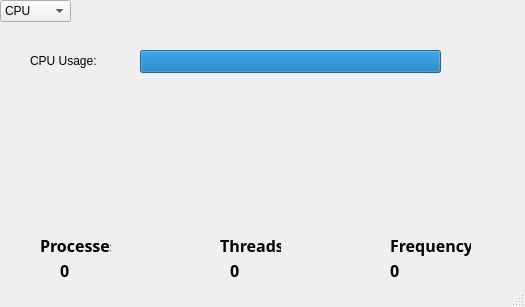
Above: mainwindow.ui from lucassmoro/cpu-monitoring before the change. Below: the same form after it.
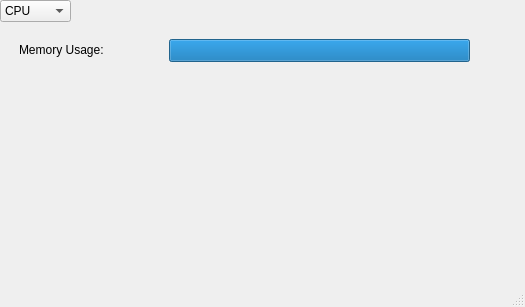
That is the form after the change. The open tabs and pages were chosen to show the change.

Commit message: feat: added QStackedWidget integrated with combobox. need to add graphics and memory, disk and gpu data

What changed in the file:
```diff
--- a/mainwindow.ui
+++ b/mainwindow.ui
@@ -14,66 +14,6 @@
    <string>MainWindow</string>
   </property>
   <widget class="QWidget" name="centralwidget">
-   <widget class="QLabel" name="cpu_label">
-    <property name="geometry">
-     <rect>
-      <x>30</x>
-      <y>40</y>
-      <width>101</width>
-      <height>41</height>
-     </rect>
-    </property>
-    <property name="styleSheet">
-     <string notr="true">font: 700 14pt &quot;Yu Gothic UI Semibold&quot;;</string>
-    </property>
-    <property name="text">
-     <string>CPU Usage:</string>
-    </property>
-   </widget>
-   <widget class="QProgressBar" name="cpu_progressbar">
-    <property name="enabled">
-     <bool>true</bool>
-    </property>
-    <property name="geometry">
-     <rect>
-      <x>140</x>
-      <y>50</y>
-      <width>301</width>
-      <height>23</height>
-     </rect>
-    </property>
-    <property name="styleSheet">
-     <string notr="true">QProgressBar::chunk {
-    background: qlineargradient(
-        spread:pad,
-        x1:0, y1:0,
-        x2:1, y2:0,
-        stop:0 rgba(38, 255, 0, 255),
-        stop:0.647727 rgba(251, 255, 0, 255),
-        stop:1 rgba(255, 0, 0, 255)
-    );
-}
-</string>
-    </property>
-    <property name="value">
-     <number>100</number>
-    </property>
-    <property name="textVisible">
-     <bool>false</bool>
-    </property>
-    <property name="orientation">
-     <enum>Qt::Horizontal</enum>
-    </property>
-    <property name="invertedAppearance">
-     <bool>false</bool>
-    </property>
-    <property name="textDirection">
-     <enum>QProgressBar::TopToBottom</enum>
-    </property>
-    <property name="format">
-     <string>%p%</string>
-    </property>
-   </widget>
    <widget class="QComboBox" name="comboBox">
     <property name="geometry">
      <rect>
@@ -104,11 +44,24 @@
      </property>
     </item>
    </widget>
+   <widget class="QStackedWidget" name="stackedWidget">
+    <property name="geometry">
+     <rect>
+      <x>-1</x>
+      <y>19</y>
+      <width>521</width>
+      <height>291</height>
+     </rect>
+    </property>
+    <property name="currentIndex">
+     <number>0</number>
+    </property>
+    <widget class="QWidget" name="page_1">
    <widget class="QLabel" name="threads_label">
     <property name="geometry">
      <rect>
       <x>220</x>
-      <y>230</y>
+        <y>210</y>
       <width>61</width>
       <height>31</height>
      </rect>
@@ -129,37 +82,12 @@
      <string>Threads</string>
     </property>
    </widget>
-   <widget class="QLabel" name="process_label">
+     <widget class="QLabel" name="frequency_number">
     <property name="geometry">
      <rect>
-      <x>40</x>
-      <y>230</y>
-      <width>71</width>
-      <height>31</height>
-     </rect>
-    </property>
-    <property name="font">
-     <font>
-      <family>Yu Gothic UI Semibold</family>
-      <pointsize>12</pointsize>
-      <italic>false</italic>
-      <bold>true</bold>
-      <strikeout>false</strikeout>
-     </font>
-    </property>
-    <property name="styleSheet">
-     <string notr="true">font: 700 12pt &quot;Yu Gothic UI Semibold&quot;;</string>
-    </property>
-    <property name="text">
-     <string>Processes</string>
-    </property>
-   </widget>
-   <widget class="QLabel" name="process_number">
-    <property name="geometry">
-     <rect>
-      <x>60</x>
-      <y>260</y>
-      <width>51</width>
+        <x>380</x>
+        <y>240</y>
+        <width>101</width>
       <height>21</height>
      </rect>
     </property>
@@ -183,7 +111,7 @@
     <property name="geometry">
      <rect>
       <x>230</x>
-      <y>260</y>
+        <y>240</y>
       <width>61</width>
       <height>21</height>
      </rect>
@@ -207,8 +135,8 @@
    <widget class="QLabel" name="frequency_label">
     <property name="geometry">
      <rect>
-      <x>390</x>
-      <y>230</y>
+        <x>380</x>
+        <y>210</y>
       <width>81</width>
       <height>31</height>
      </rect>
@@ -229,12 +157,72 @@
      <string>Frequency</string>
     </property>
    </widget>
-   <widget class="QLabel" name="frequency_number">
+     <widget class="QProgressBar" name="cpu_progressbar">
+      <property name="enabled">
+       <bool>true</bool>
+      </property>
     <property name="geometry">
      <rect>
-      <x>390</x>
-      <y>260</y>
+        <x>130</x>
+        <y>20</y>
+        <width>301</width>
+        <height>23</height>
+       </rect>
+      </property>
+      <property name="styleSheet">
+       <string notr="true">QProgressBar::chunk {
+    background: qlineargradient(
+        spread:pad,
+        x1:0, y1:0,
+        x2:1, y2:0,
+        stop:0 rgba(38, 255, 0, 255),
+        stop:0.647727 rgba(251, 255, 0, 255),
+        stop:1 rgba(255, 0, 0, 255)
+    );
+}
+</string>
+      </property>
+      <property name="value">
+       <number>100</number>
+      </property>
+      <property name="textVisible">
+       <bool>false</bool>
+      </property>
+      <property name="orientation">
+       <enum>Qt::Horizontal</enum>
+      </property>
+      <property name="invertedAppearance">
+       <bool>false</bool>
+      </property>
+      <property name="textDirection">
+       <enum>QProgressBar::TopToBottom</enum>
+      </property>
+      <property name="format">
+       <string>%p%</string>
+      </property>
+     </widget>
+     <widget class="QLabel" name="cpu_label">
+      <property name="geometry">
+       <rect>
+        <x>20</x>
+        <y>10</y>
       <width>101</width>
+        <height>41</height>
+       </rect>
+      </property>
+      <property name="styleSheet">
+       <string notr="true">font: 700 14pt &quot;Yu Gothic UI Semibold&quot;;</string>
+      </property>
+      <property name="text">
+       <string>CPU Usage:</string>
+      </property>
+     </widget>
+     <widget class="QLabel" name="process_number">
+      <property name="geometry">
+       <rect>
+        <x>50</x>
+        <y>240</y>
+        <width>51</width>
       <height>21</height>
      </rect>
     </property>
@@ -253,6 +241,131 @@
     <property name="text">
      <string>0</string>
     </property>
+     </widget>
+     <widget class="QLabel" name="process_label">
+      <property name="geometry">
+       <rect>
+        <x>40</x>
+        <y>210</y>
+        <width>71</width>
+        <height>31</height>
+       </rect>
+      </property>
+      <property name="font">
+       <font>
+        <family>Yu Gothic UI Semibold</family>
+        <pointsize>12</pointsize>
+        <italic>false</italic>
+        <bold>true</bold>
+        <strikeout>false</strikeout>
+       </font>
+      </property>
+      <property name="styleSheet">
+       <string notr="true">font: 700 12pt &quot;Yu Gothic UI Semibold&quot;;</string>
+      </property>
+      <property name="text">
+       <string>Processes</string>
+      </property>
+     </widget>
+    </widget>
+    <widget class="QWidget" name="page_2">
+     <widget class="QLabel" name="memory_label">
+      <property name="geometry">
+       <rect>
+        <x>20</x>
+        <y>10</y>
+        <width>141</width>
+        <height>41</height>
+       </rect>
+      </property>
+      <property name="styleSheet">
+       <string notr="true">font: 700 14pt &quot;Yu Gothic UI Semibold&quot;;</string>
+      </property>
+      <property name="text">
+       <string>Memory Usage:</string>
+      </property>
+     </widget>
+     <widget class="QProgressBar" name="memory_progressbar">
+      <property name="enabled">
+       <bool>true</bool>
+      </property>
+      <property name="geometry">
+       <rect>
+        <x>170</x>
+        <y>20</y>
+        <width>301</width>
+        <height>23</height>
+       </rect>
+      </property>
+      <property name="styleSheet">
+       <string notr="true">QProgressBar::chunk {
+    background: qlineargradient(
+        spread:pad,
+        x1:0, y1:0,
+        x2:1, y2:0,
+        stop:0 rgba(38, 255, 0, 255),
+        stop:0.647727 rgba(251, 255, 0, 255),
+        stop:1 rgba(255, 0, 0, 255)
+    );
+}
+</string>
+      </property>
+      <property name="value">
+       <number>100</number>
+      </property>
+      <property name="textVisible">
+       <bool>false</bool>
+      </property>
+      <property name="orientation">
+       <enum>Qt::Horizontal</enum>
+      </property>
+      <property name="invertedAppearance">
+       <bool>false</bool>
+      </property>
+      <property name="textDirection">
+       <enum>QProgressBar::TopToBottom</enum>
+      </property>
+      <property name="format">
+       <string>%p%</string>
+      </property>
+     </widget>
+    </widget>
+    <widget class="QWidget" name="page_3">
+     <widget class="QLabel" name="disk_label">
+      <property name="geometry">
+       <rect>
+        <x>290</x>
+        <y>110</y>
+        <width>141</width>
+        <height>41</height>
+       </rect>
+      </property>
+      <property name="styleSheet">
+       <string notr="true">font: 700 14pt &quot;Yu Gothic UI Semibold&quot;;</string>
+      </property>
+      <property name="text">
+       <string>Disk Usage:</string>
+      </property>
+     </widget>
+    </widget>
+    <widget class="QWidget" name="page_4">
+     <widget class="QLabel" name="gpu_label">
+      <property name="geometry">
+       <rect>
+        <x>330</x>
+        <y>100</y>
+        <width>141</width>
+        <height>41</height>
+       </rect>
+      </property>
+      <property name="styleSheet">
+       <string notr="true">font: 700 14pt &quot;Yu Gothic UI Semibold&quot;;</string>
+      </property>
+      <property name="text">
+       <string>GPU Usage:</string>
+      </property>
+     </widget>
+    </widget>
    </widget>
   </widget>
   <widget class="QStatusBar" name="statusbar"/>
```
Lines whose indentation alone changed are shown as unchanged. The commit also changes 1 other file.
